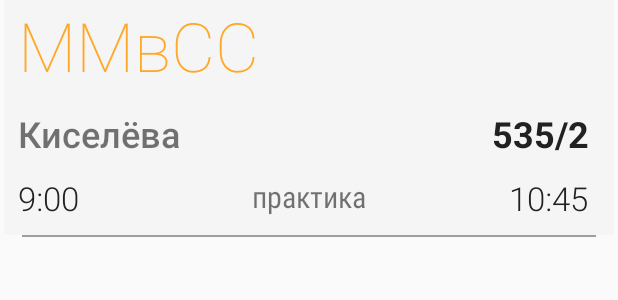
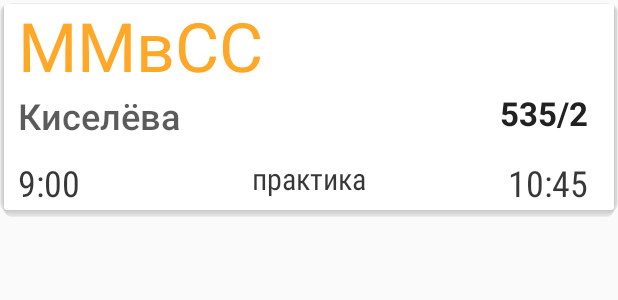
Before and after one commit to LeoVS09/Timetable-Android-client, an Android app: the layout lesson_full.xml on its own in the app's theme, with its tools: preview values and no code run, on a phone screen of 412 x 824 dp. Shown: the top 300 px of the screen. Run offline under Robolectric (Android 15) with nearby library versions, the phone set to English and light mode, and no system bars.

Commit message:
edit fonts

```diff
--- a/app/src/main/res/layout/day.xml
+++ b/app/src/main/res/layout/day.xml
@@ -11,14 +11,14 @@
         android:layout_height="wrap_content"
         android:text="Monday"
         android:fontFamily="@string/roboto_medium"
-        android:textSize="30sp"
-        android:textStyle="bold"
+        android:textSize="@dimen/text_size_display1"
         xmlns:android="http://schemas.android.com/apk/res/android"
         android:textColor="@color/colorHeaders1"
         android:textAlignment="gravity"
         android:layout_gravity="right"
         android:layout_marginTop="15sp"
-        android:layout_marginRight="15sp" />
+        android:layout_marginRight="15sp"
+         />
 
 
 
--- a/app/src/main/res/layout/lesson_full.xml
+++ b/app/src/main/res/layout/lesson_full.xml
@@ -3,7 +3,7 @@
     android:layout_width="wrap_content"
     android:layout_height="wrap_content"
     android:layout_marginBottom="10sp"
-    android:background="@drawable/line_bottom_lesson"
+    android:background="@drawable/lesson_full_shadow"
     xmlns:android="http://schemas.android.com/apk/res/android">
 
     <TextView android:layout_width="match_parent"
@@ -13,32 +13,31 @@
         android:layout_column="1"
         android:layout_weight="1"
         android:textIsSelectable="false"
-        android:textSize="45sp"
-        android:singleLine="true"
+        android:textSize="@dimen/text_size_display2"
+        android:singleLine="false"
         style="@style/Base.V21.Theme.AppCompat.Light"
         xmlns:android="http://schemas.android.com/apk/res/android"
-        android:ellipsize="end"
         android:layout_alignParentTop="true"
         android:textColor="@color/colorHeaders2"
-        android:fontFamily="@string/roboto_thin"
+        android:fontFamily="@string/roboto_regular"
         android:paddingLeft="@dimen/abc_text_size_caption_material"
-        android:paddingRight="@dimen/abc_text_size_caption_material"
-        android:paddingBottom="@dimen/abc_text_size_caption_material"
-        />
+        android:paddingRight="@dimen/abc_text_size_caption_material" />
 
     <TextView
         android:layout_width="wrap_content"
         android:layout_height="wrap_content"
         android:text="Киселёва"
         android:id="@+id/teacher"
-        android:fontFamily="@string/roboto_medium"
+        android:fontFamily="@string/roboto_light"
         android:layout_alignParentTop="false"
         android:layout_alignParentLeft="true"
         android:layout_alignParentStart="false"
         android:layout_below="@+id/lessonName"
         android:textSize="@dimen/abc_text_size_headline_material"
         android:paddingLeft="@dimen/abc_text_size_caption_material"
-        android:paddingBottom="@dimen/abc_text_size_caption_material" />
+        android:paddingBottom="@dimen/abc_text_size_caption_material"
+        android:textColor="@color/colorTeacher"
+        android:textStyle="bold" />
 
     <TextView android:layout_width="wrap_content"
         android:layout_height="wrap_content"
@@ -46,15 +45,14 @@
         android:id="@+id/timeStart"
         android:layout_column="0"
         android:layout_weight="0"
-        android:textSize="@dimen/abc_text_size_large_material"
+        android:textSize="@dimen/abc_text_size_headline_material"
         android:nestedScrollingEnabled="false"
-        android:paddingBottom="@dimen/abc_text_size_caption_material"
         style="@style/Base.V21.Theme.AppCompat.Light"
         xmlns:android="http://schemas.android.com/apk/res/android"
         android:layout_alignParentLeft="true"
         android:singleLine="true"
-        android:fontFamily="@string/roboto_light"
-        android:textColor="@color/colorText"
+        android:fontFamily="@string/roboto_condensed"
+        android:textColor="@color/colorBody"
         android:paddingLeft="@dimen/abc_text_size_caption_material"
         android:layout_alignParentBottom="false"
         android:layout_below="@+id/teacher" />
@@ -68,7 +66,8 @@
         android:textSize="20dp"
         android:paddingBottom="@dimen/abc_text_size_caption_material"
         android:layout_centerHorizontal="true"
-        android:layout_below="@+id/teacher" />
+        android:layout_below="@+id/teacher"
+        android:textColor="@color/colorBody" />
 
     <TextView android:layout_width="wrap_content"
         android:layout_height="wrap_content"
@@ -77,7 +76,7 @@
         android:layout_column="2"
         android:layout_weight="0"
         android:textAlignment="center"
-        android:textSize="@dimen/abc_text_size_headline_material"
+        android:textSize="@dimen/abc_text_size_large_material"
         android:paddingBottom="@dimen/abc_text_size_caption_material"
         android:singleLine="true"
         style="@style/Base.V21.Theme.AppCompat.Light"
@@ -98,12 +97,11 @@
         android:id="@+id/timeEnd"
         android:layout_column="0"
         android:layout_weight="0"
-        android:textSize="@dimen/abc_text_size_large_material"
+        android:textSize="@dimen/abc_text_size_headline_material"
         android:nestedScrollingEnabled="false"
-        android:paddingBottom="@dimen/abc_text_size_caption_material"
         android:singleLine="true"
-        android:fontFamily="@string/roboto_light"
-        android:textColor="@color/colorText"
+        android:fontFamily="@string/roboto_condensed"
+        android:textColor="@color/colorBody"
         android:layout_alignParentBottom="false"
         android:layout_below="@+id/teacher"
         android:layout_alignParentRight="true"
--- a/app/src/main/res/values/colors.xml
+++ b/app/src/main/res/values/colors.xml
@@ -6,10 +6,13 @@
     <color name="colorAccent">#FF6E40</color>
     <color name="colorText">#212121</color>
     <color name="colorHeaders2">#FFA726</color>
-    <color name="colorHeaders1">#212121</color>
+    <color name="colorHeaders1">#dc212121</color>
     <color name="colorBackground">#E0E0E0</color>
     <color name="colorAppBar">#FF6E40</color>
     <color name="colorShadow">#3dbcbcbc</color>
     <color name="colorShadowMedium">#949e9e9e</color>
     <color name="colorLine">#9E9E9E</color>
+    <color name="colorHeadline">#c8000000</color>
+    <color name="colorBody">#c8000000</color>
+    <color name="colorTeacher">#a4000000</color>
 </resources>
--- a/app/src/main/res/values/dimens.xml
+++ b/app/src/main/res/values/dimens.xml
@@ -4,4 +4,9 @@
     <dimen name="activity_vertical_margin">16dp</dimen>
     <dimen name="fab_margin">16dp</dimen>
     <dimen name="appbar_padding_top">8dp</dimen>
+    <dimen name="text_size_display2">45sp</dimen>
+    <dimen name="text_size_display1">34sp</dimen>
+    <dimen name="text_size_headline">24sp</dimen>
+    <dimen name="text_size_subheading">16sp</dimen>
+    <dimen name="text_size_body">14sp</dimen>
 </resources>
```
Also changed, not shown: app/src/main/java/edu/bonch/leovs09/timetable/MainActivity.java (+79 -3 lines), app/src/main/java/edu/bonch/leovs09/timetable/ODT/lesson.java (+9 -1 lines), app/src/main/res/layout/lesson_short.xml (+6 -9 lines).
